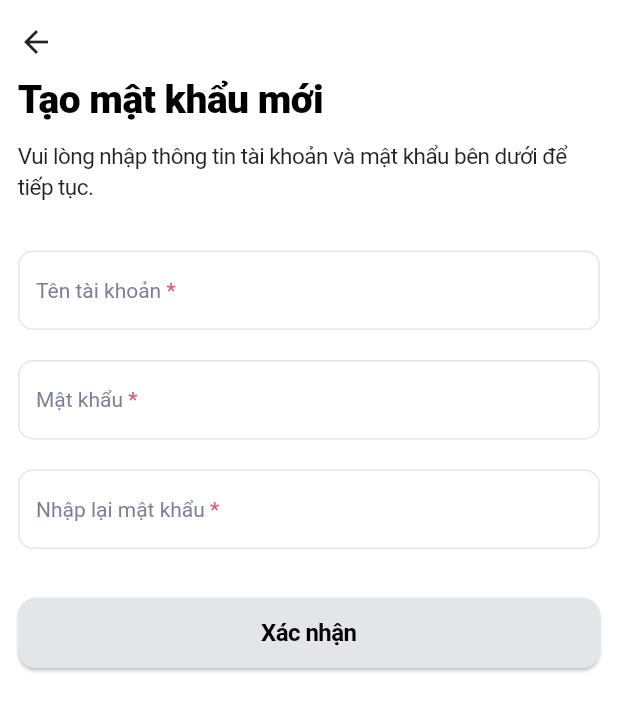
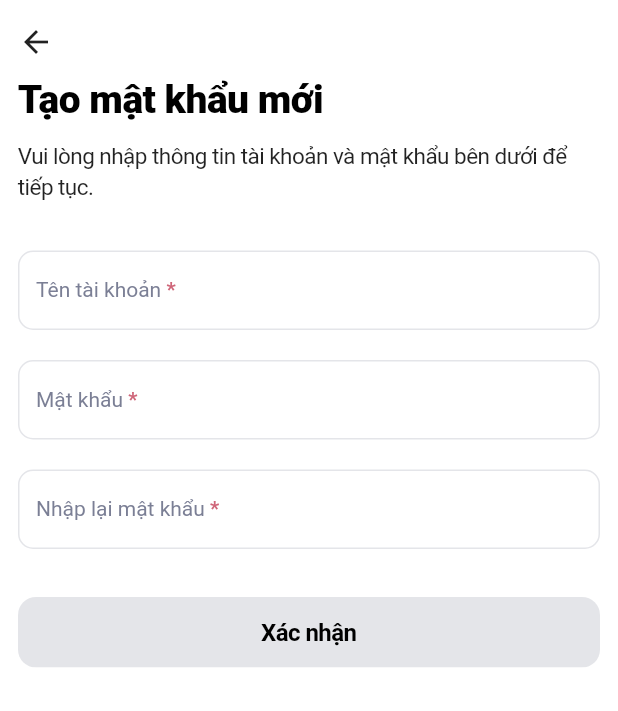
Before and after one commit to sieuvitdet/go_mep, a Flutter app: the ChangePasswordFirstTimeScreen screen opened directly, on a phone screen of 412 x 824 dp. Shown: the top 711 px of the screen. Run offline on Flutter 3.47's test engine with Material 3 defaults, Android fonts, the light colour scheme and no system bars; drawn by our look-alikes of overlay_support; our stand-ins replace badges, cached_network_image, card_swiper, connectivity_plus, device_info_plus, dio and 14 more; missing offline and left inert: auto_size_text_plus, fast_rsa, flutter_polyline_points, image_gallery_saver_plus; accounts and stored records are empty; network calls fail.

Commit message:
update color

```diff
--- a/lib/common/widgets/custom_button.dart
+++ b/lib/common/widgets/custom_button.dart
@@ -38,7 +38,53 @@ class CustomButton extends StatelessWidget {
   }
 
   Widget _buildBody() {
-    return ElevatedButton(
+    // Xác định background decoration
+    final BoxDecoration? decoration = !enable
+        ? BoxDecoration(
+            color: AppColors.greyLight,
+            borderRadius: BorderRadius.circular(radius ?? 8),
+          )
+        : isButtonSecond
+            ? BoxDecoration(
+                color: Colors.white,
+                border: Border.all(color: AppColors.gradientStart, width: 1),
+                borderRadius: BorderRadius.circular(radius ?? 8),
+              )
+            : (color != null
+                ? BoxDecoration(
+                    color: color,
+                    border: borderColor != null
+                        ? Border.all(color: borderColor!, width: 1)
+                        : null,
+                    borderRadius: BorderRadius.circular(radius ?? 8),
+                  )
+                : BoxDecoration(
+                    gradient: LinearGradient(
+                      colors: [AppColors.gradientStart, AppColors.gradientEnd],
+                      begin: Alignment.centerLeft,
+                      end: Alignment.centerRight,
+                    ),
+                    border: borderColor != null
+                        ? Border.all(color: borderColor!, width: 1)
+                        : null,
+                    borderRadius: BorderRadius.circular(radius ?? 8),
+                  ));
+
+    return Material(
+      color: Colors.transparent,
+      child: InkWell(
+        onTap: enable
+            ? () {
+                if (onTap != null) {
+                  onTap!();
+                }
+              }
+            : null,
+        borderRadius: BorderRadius.circular(radius ?? 8),
+        child: Ink(
+          decoration: decoration,
+          child: Container(
+            padding: EdgeInsets.all(AppSizes.semiRegular),
             child: Row(
               mainAxisAlignment: MainAxisAlignment.center,
               children: [
@@ -48,7 +94,7 @@ class CustomButton extends StatelessWidget {
                     size: 20,
                     color: style?.color ??
                         (isButtonSecond
-                      ? AppColors.primary
+                            ? AppColors.gradientStart
                             : textColor ?? AppColors.white),
                   ),
                   Gaps.hGap2
@@ -56,36 +102,9 @@ class CustomButton extends StatelessWidget {
                 if (expand) Flexible(child: _buildText()) else _buildText()
               ],
             ),
-      style: ButtonStyle(
-        backgroundColor: WidgetStateProperty.all(!enable
-            ? AppColors.greyLight
-            : isButtonSecond
-                ? Colors.white
-                : color ?? AppColors.primary),
-        side: isButtonSecond
-            ? WidgetStateProperty.all(
-                BorderSide(color: AppColors.primary, width: 1),
-              )
-            : (borderColor != null
-                ? WidgetStateProperty.all(
-                    BorderSide(color: borderColor!, width: 1),
-                  )
-                : null),
-        padding: WidgetStateProperty.all(EdgeInsets.all(AppSizes.semiRegular)),
-        shape: WidgetStateProperty.all(
-          RoundedRectangleBorder(
-            borderRadius: BorderRadius.circular(radius ?? 8),
           ),
         ),
       ),
-      onPressed: enable
-          ? () {
-              // Wrap onTap with trackEvent
-              if (onTap != null) {
-                onTap!(); // Gọi hàm onTap gốc
-              }
-            }
-          : null,
     );
   }
 
--- a/lib/common/widgets/custom_textfield.dart
+++ b/lib/common/widgets/custom_textfield.dart
@@ -80,7 +80,7 @@ class CustomTextField extends StatelessWidget {
           InkWell(
             child: Container(
               decoration: BoxDecoration(
-                border: Border.all(color: borDerColor ?? AppColors.grey),
+                border: Border.all(color: borDerColor ?? AppColors.greyLight),
                 color: backgroundColor ?? AppColors.white,
                 borderRadius: BorderRadius.circular(10),
               ),
@@ -109,28 +109,7 @@ class CustomTextField extends StatelessWidget {
             onChanged: onChanged,
             maxLength: maxLength,
             decoration: InputDecoration(
-                label: label ??
-                    RichText(
-                      text: TextSpan(
-                        text: hintText ?? "",
-                        style: TextStyle(
-                          color: AppColors.hint,
-                          fontSize: fontSizeHint ?? AppTextSizes.body,
-                        ),
-                        children: [
-                          TextSpan(
-                            text: isRequired ? ' *' : '',
-                            style: TextStyle(
-                              color: AppColors.error,
-                              fontWeight: FontWeight.w500,
-                            ),
-                          ),
-                        ],
-                      ),
-                    ),
-                hint: (label == null)
-                    ? null
-                    : RichText(
+                hint: RichText(
                   text: TextSpan(
                     text: hintText ?? "",
                     style: TextStyle(
@@ -154,7 +133,11 @@ class CustomTextField extends StatelessWidget {
                   borderRadius: BorderRadius.all(Radius.circular(10.0)),
                 ),
                 focusedBorder: OutlineInputBorder(
-                  borderSide: BorderSide(color: (errorMessage != null && errorMessage!.isNotEmpty) ? AppColors.red : AppColors.primary, width: 1.0),
+                  borderSide: BorderSide(
+                      color: (errorMessage != null && errorMessage!.isNotEmpty)
+                          ? AppColors.red
+                          : AppColors.primary,
+                      width: 1.0),
                   borderRadius: BorderRadius.all(Radius.circular(10.0)),
                 ),
                 isDense: true,
--- a/lib/presentation/auth/change_password/bloc/change_password_bloc.dart
+++ b/lib/presentation/auth/change_password/bloc/change_password_bloc.dart
@@ -1,9 +1,11 @@
+import 'package:go_mep_application/common/utils/custom_navigator.dart';
 import 'package:go_mep_application/common/utils/extension.dart';
 import 'package:go_mep_application/common/utils/utility.dart';
 import 'package:go_mep_application/common/widgets/dialogs/gomep_loading_dialog.dart';
 import 'package:go_mep_application/common/localization/app_localizations.dart';
 import 'package:go_mep_application/common/lang_key/lang_key.dart';
 import 'package:flutter/material.dart';
+import 'package:go_mep_application/presentation/auth/login/ui/login_screen.dart';
 import 'package:rxdart/rxdart.dart';
 
 class ChangePasswordBloc {
@@ -127,7 +129,7 @@ class ChangePasswordBloc {
     }
     if (!hasError) {
       GoMepLoadingDialog.show(context, message: "Đang đổi mật khẩu");
-      await Future.delayed(const Duration(seconds: 5));
+      await Future.delayed(const Duration(seconds: 2));
       // ResponseModel responseModel = await Repository.changePassword(
       //   context,
       //   ChangePasswordReqModel(
@@ -137,6 +139,7 @@ class ChangePasswordBloc {
       //   ),
       // );
       GoMepLoadingDialog.hide(context);
+      CustomNavigator.popToRootAndPushReplacement(context, LoginScreen());
       // if (responseModel.success ?? false) {
       //   ChangePasswordResModel changePasswordResModel =
       //       ChangePasswordResModel.fromJson(responseModel.result ?? {});
--- a/lib/presentation/auth/login/ui/login_screen.dart
+++ b/lib/presentation/auth/login/ui/login_screen.dart
@@ -3,12 +3,14 @@ import 'package:go_mep_application/common/localization/app_localizations.dart';
 import 'package:go_mep_application/common/theme/app_colors.dart';
 import 'package:go_mep_application/common/theme/assets.dart';
 import 'package:go_mep_application/common/theme/globals/globals.dart';
+import 'package:go_mep_application/common/utils/custom_navigator.dart';
 import 'package:go_mep_application/common/utils/extension.dart';
 import 'package:go_mep_application/data/local/local/shared_prefs/shared_prefs_key.dart';
 import 'package:flutter/material.dart';
 import 'package:go_mep_application/common/widgets/widget.dart';
 import 'package:go_mep_application/presentation/auth/login/bloc/login_bloc.dart';
 import 'package:flutter_svg/flutter_svg.dart';
+import 'package:go_mep_application/presentation/main/ui/main_screen.dart';
 
 class LoginScreen extends StatefulWidget {
   const LoginScreen({Key? key}) : super(key: key);
@@ -200,6 +202,7 @@ class _LoginScreenState extends State<LoginScreen> {
                   color: Colors.transparent,
                   child: InkWell(
                     onTap: () {
+                      CustomNavigator.pushReplacement(context, MainScreen());
                     },
                     borderRadius: BorderRadius.circular(8),
                     child: Center(
--- a/lib/presentation/auth/otp/ui/otp_screen.dart
+++ b/lib/presentation/auth/otp/ui/otp_screen.dart
@@ -131,7 +131,7 @@ class _OtpScreenState extends State<OtpScreen> with WidgetsBindingObserver {
                         final isValid = isValidSnapshot.data ?? false;
 
                         return CustomOtpTextField(
-                          length: 6,
+                          length: 4,
                           controllers: _bloc.otpControllers,
                           focusNodes: _bloc.otpFocusNodes,
                           hasError: hasErrorSnapshot.data ?? false,
--- a/lib/presentation/base/personal/bloc/account_bloc.dart
+++ b/lib/presentation/base/personal/bloc/account_bloc.dart
@@ -32,8 +32,9 @@ class AccountBloc {
   Future<void> onLogOut(BuildContext context) async {
     _loadingController.add(true);
     GoMepLoadingDialog.show(context);
+    await Future.delayed(const Duration(seconds: 1));
 
-    await Repository.logout(context);
+    // await Repository.logout(context);
 
     GoMepLoadingDialog.hide(context);
     _loadingController.add(false);
```
Also changed, not shown: lib/presentation/auth/otp/bloc/otp_bloc.dart (+35 -24 lines), lib/presentation/auth/reset_password/bloc/reset_password_bloc.dart (+18 -14 lines). Lines whose indentation alone changed are shown as unchanged.
